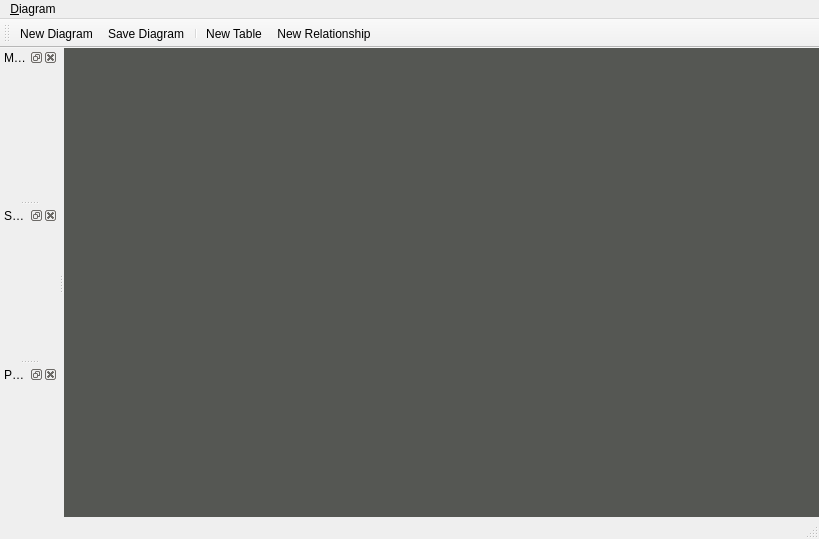
This is mainwindow.ui in antoniomenezes/agiler as Qt 5 draws it before an edit. The edited form follows.
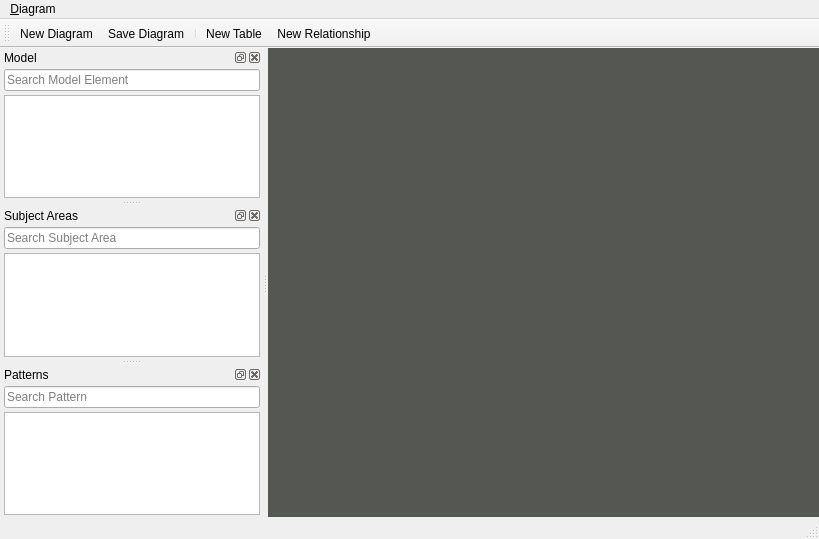
This is the edited form. Icons and pictures are not drawn.

Commit message: Planning app interface

Patch:
```diff
--- a/mainwindow.ui
+++ b/mainwindow.ui
@@ -102,7 +102,47 @@
    <attribute name="dockWidgetArea">
     <number>1</number>
    </attribute>
-   <widget class="QWidget" name="dockWidgetContents"/>
+   <widget class="QWidget" name="dockWidgetContents">
+    <layout class="QVBoxLayout" name="verticalLayout_2">
+     <property name="spacing">
+      <number>4</number>
+     </property>
+     <property name="leftMargin">
+      <number>4</number>
+     </property>
+     <property name="topMargin">
+      <number>2</number>
+     </property>
+     <property name="rightMargin">
+      <number>2</number>
+     </property>
+     <property name="bottomMargin">
+      <number>2</number>
+     </property>
+     <item>
+      <widget class="QLineEdit" name="lineEditSearchModel">
+       <property name="placeholderText">
+        <string>Search Model Element</string>
+       </property>
+       <property name="clearButtonEnabled">
+        <bool>true</bool>
+       </property>
+      </widget>
+     </item>
+     <item>
+      <widget class="QTreeWidget" name="treeWidgetModels">
+       <attribute name="headerVisible">
+        <bool>false</bool>
+       </attribute>
+       <column>
+        <property name="text">
+         <string notr="true">1</string>
+        </property>
+       </column>
+      </widget>
+     </item>
+    </layout>
+   </widget>
   </widget>
   <widget class="QDockWidget" name="subjectDockWidget">
    <property name="windowTitle">
@@ -111,7 +151,47 @@
    <attribute name="dockWidgetArea">
     <number>1</number>
    </attribute>
-   <widget class="QWidget" name="dockWidgetContents_2"/>
+   <widget class="QWidget" name="dockWidgetContents_2">
+    <layout class="QVBoxLayout" name="verticalLayout_3">
+     <property name="spacing">
+      <number>4</number>
+     </property>
+     <property name="leftMargin">
+      <number>4</number>
+     </property>
+     <property name="topMargin">
+      <number>2</number>
+     </property>
+     <property name="rightMargin">
+      <number>2</number>
+     </property>
+     <property name="bottomMargin">
+      <number>2</number>
+     </property>
+     <item>
+      <widget class="QLineEdit" name="lineEditSearchSubjectArea">
+       <property name="placeholderText">
+        <string>Search Subject Area</string>
+       </property>
+       <property name="clearButtonEnabled">
+        <bool>true</bool>
+       </property>
+      </widget>
+     </item>
+     <item>
+      <widget class="QTreeWidget" name="treeWidgetSubjectAreas">
+       <attribute name="headerVisible">
+        <bool>false</bool>
+       </attribute>
+       <column>
+        <property name="text">
+         <string notr="true">1</string>
+        </property>
+       </column>
+      </widget>
+     </item>
+    </layout>
+   </widget>
   </widget>
   <widget class="QDockWidget" name="patternsDockWidget">
    <property name="windowTitle">
@@ -120,7 +200,47 @@
    <attribute name="dockWidgetArea">
     <number>1</number>
    </attribute>
-   <widget class="QWidget" name="dockWidgetContents_3"/>
+   <widget class="QWidget" name="dockWidgetContents_3">
+    <layout class="QVBoxLayout" name="verticalLayout_4">
+     <property name="spacing">
+      <number>4</number>
+     </property>
+     <property name="leftMargin">
+      <number>4</number>
+     </property>
+     <property name="topMargin">
+      <number>2</number>
+     </property>
+     <property name="rightMargin">
+      <number>2</number>
+     </property>
+     <property name="bottomMargin">
+      <number>2</number>
+     </property>
+     <item>
+      <widget class="QLineEdit" name="lineEditSearchPattern">
+       <property name="placeholderText">
+        <string>Search Pattern</string>
+       </property>
+       <property name="clearButtonEnabled">
+        <bool>true</bool>
+       </property>
+      </widget>
+     </item>
+     <item>
+      <widget class="QTreeWidget" name="treeWidgetPatterns">
+       <attribute name="headerVisible">
+        <bool>false</bool>
+       </attribute>
+       <column>
+        <property name="text">
+         <string notr="true">1</string>
+        </property>
+       </column>
+      </widget>
+     </item>
+    </layout>
+   </widget>
   </widget>
   <action name="actionNew_Table">
    <property name="icon">
```
The commit also changes 7 other files.
